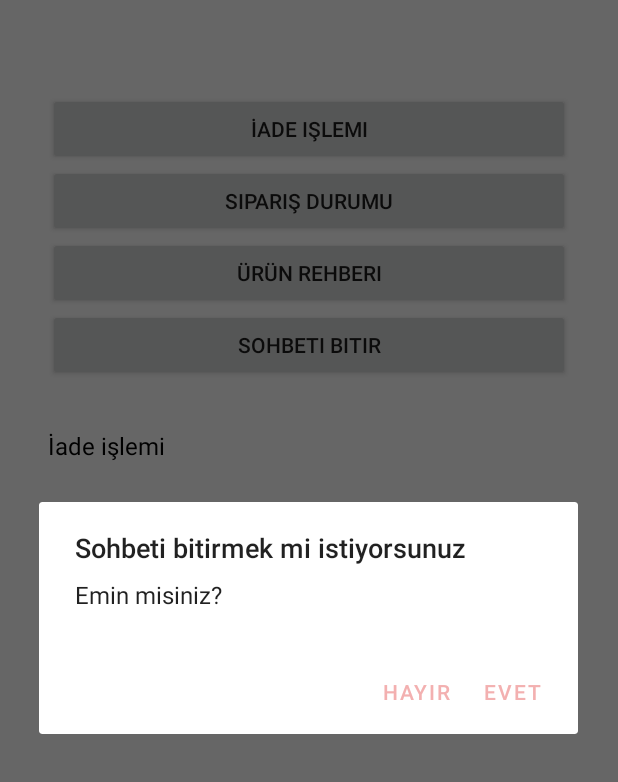
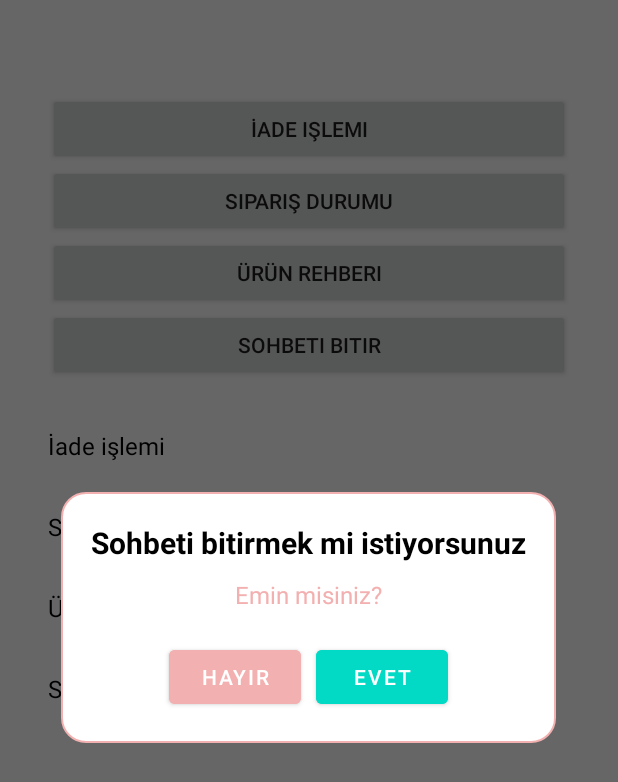
Before and after one commit to BugrahanBal/ChatBot2024, an Android app: the screen it shows after launch (MainActivity), after a tap on "SOHBETI BITIR", on a phone screen of 412 x 824 dp. Shown: the top 782 px of the screen. Run offline under Robolectric (Android 15) with nearby library versions, the phone set to English and light mode, and no system bars; our stand-ins replace Dagger/Hilt's generated code, Room's generated code; libraries missing offline, so code that uses them is left out: org.java_websocket.client, org.java_websocket.handshake; 2 statements that could not run were skipped; 3 other taps on this screen came first.

Commit message:
Popup customize edildi && Splash ekran tam boyutlara ulaştırıldı

```diff
--- a/app/src/main/java/com/balbugrahan/chatbot2024/util/Util.kt
+++ b/app/src/main/java/com/balbugrahan/chatbot2024/util/Util.kt
@@ -1,7 +1,10 @@
 package com.balbugrahan.chatbot2024.util
 
 import android.app.AlertDialog
+import android.app.Dialog
 import android.content.Context
+import android.view.LayoutInflater
+import com.balbugrahan.chatbot2024.databinding.CustomAlertDialogBinding
 
 object DialogHelper {
     fun showAlertDialog(
@@ -13,18 +16,25 @@ object DialogHelper {
         positiveAction: (() -> Unit)? = null,
         negativeAction: (() -> Unit)? = null
     ) {
-        val builder = AlertDialog.Builder(context)
-        builder.setTitle(title)
-        builder.setMessage(message)
-        builder.setPositiveButton(positiveText) { dialog, _ ->
+        val binding = CustomAlertDialogBinding.inflate(LayoutInflater.from(context))
+        val dialog = Dialog(context)
+
+        binding.dialogTitle.text = title
+        binding.dialogMessage.text = message
+        binding.positiveButton.text = positiveText
+        binding.negativeButton.text = negativeText
+
+        binding.positiveButton.setOnClickListener {
             positiveAction?.invoke()
             dialog.dismiss()
         }
-        builder.setNegativeButton(negativeText) { dialog, _ ->
+        binding.negativeButton.setOnClickListener {
             negativeAction?.invoke()
             dialog.dismiss()
         }
-        val dialog = builder.create()
+
+        dialog.setContentView(binding.root)
+        dialog.window?.setBackgroundDrawableResource(android.R.color.transparent)
         dialog.show()
     }
 }
--- /dev/null
+++ b/app/src/main/res/drawable/custom_dialog_background.xml
@@ -0,0 +1,5 @@
+<shape xmlns:android="http://schemas.android.com/apk/res/android">
+    <corners android:radius="16dp" />
+    <solid android:color="@color/white" />
+    <stroke android:width="1dp" android:color="@color/purple_700" />
+</shape>
--- a/app/src/main/res/layout/activity_splash.xml
+++ b/app/src/main/res/layout/activity_splash.xml
@@ -1,13 +1,12 @@
 <?xml version="1.0" encoding="utf-8"?>
-<RelativeLayout
+<FrameLayout
     xmlns:android="http://schemas.android.com/apk/res/android"
     android:layout_width="match_parent"
-    android:layout_height="match_parent"
-    android:background="@color/white">
+    android:layout_height="match_parent">
     <ImageView
-        android:id="@+id/splash_logo"
-        android:layout_width="wrap_content"
+        android:id="@+id/fullscreenImageView"
+        android:layout_width="match_parent"
         android:layout_height="match_parent"
-        android:layout_centerInParent="true"
+        android:scaleType="centerCrop"
         android:src="@drawable/splash" />
-</RelativeLayout>
+</FrameLayout>
--- /dev/null
+++ b/app/src/main/res/layout/custom_alert_dialog.xml
@@ -0,0 +1,53 @@
+<LinearLayout
+    xmlns:android="http://schemas.android.com/apk/res/android"
+    android:layout_width="match_parent"
+    android:layout_height="wrap_content"
+    android:orientation="vertical"
+    android:background="@drawable/custom_dialog_background"
+    android:padding="20dp">
+
+    <TextView
+        android:id="@+id/dialogTitle"
+        android:layout_width="match_parent"
+        android:layout_height="wrap_content"
+        android:text="Title"
+        android:textSize="20sp"
+        android:textStyle="bold"
+        android:gravity="center"
+        android:paddingBottom="10dp"
+        android:textColor="@color/black" />
+
+    <TextView
+        android:id="@+id/dialogMessage"
+        android:layout_width="match_parent"
+        android:layout_height="wrap_content"
+        android:text="Message"
+        android:textSize="16sp"
+        android:gravity="center"
+        android:paddingBottom="20dp"
+        android:textColor="@color/purple_700" />
+
+    <LinearLayout
+        android:layout_width="match_parent"
+        android:layout_height="wrap_content"
+        android:orientation="horizontal"
+        android:gravity="center">
+
+        <Button
+            android:id="@+id/negativeButton"
+            android:layout_width="wrap_content"
+            android:layout_height="wrap_content"
+            android:layout_marginRight="10dp"
+            android:text="İptal"
+            android:backgroundTint="@color/purple_700"
+            android:textColor="@color/white" />
+
+        <Button
+            android:id="@+id/positiveButton"
+            android:layout_width="wrap_content"
+            android:layout_height="wrap_content"
+            android:text="Ok"
+            android:backgroundTint="@color/teal_200"
+            android:textColor="@color/white" />
+    </LinearLayout>
+</LinearLayout>
```
Also changed, not shown: app/src/main/res/drawable/splash.PNG.
